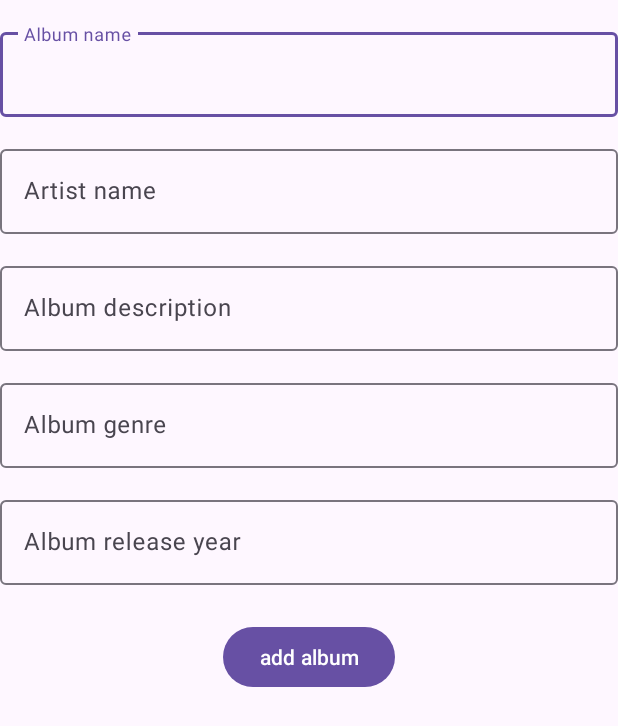
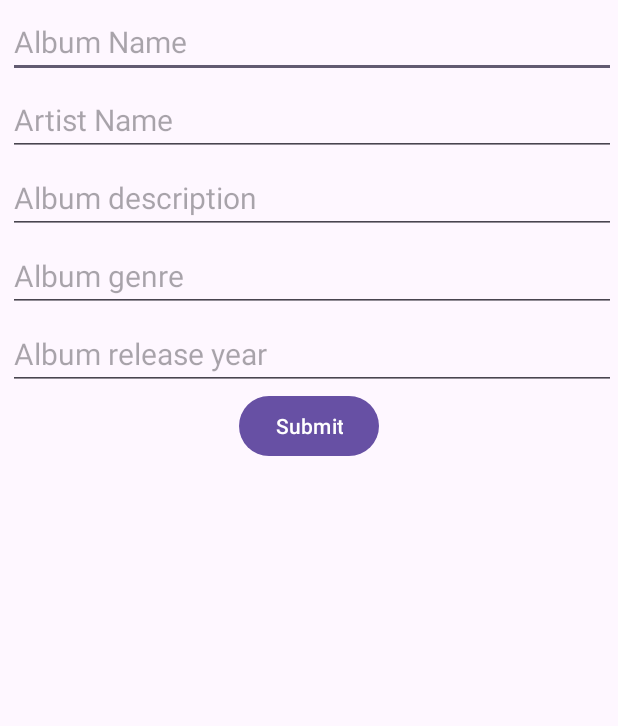
Before and after one commit to mmoazam/RecordShopApp, an Android app: the AddNewAlbumActivity screen opened directly, with no data from a screen before it, on a phone screen of 412 x 824 dp. Shown: the top 726 px of the screen. Run offline under Robolectric (Android 15) with nearby library versions, the phone set to English and light mode, and no system bars; our stand-ins replace data binding.

Commit message:
managed to fix the problems gone back to just a simple activity_add_new_album.xml. No buttons implemented.

```diff
--- a/app/src/main/java/com/northcoders/recordshopapp/model/Album.java
+++ b/app/src/main/java/com/northcoders/recordshopapp/model/Album.java
@@ -89,12 +89,13 @@ public class Album extends BaseObservable {
     public Album() {
     }
 
-    public Album(int id, String name, String description, String artist, String genre, int releaseYear) {
+    public Album(int id, String name, String description, String artist, String genre, int releaseYear, int stockLevel) {
         this.id = id;
         this.name = name;
         this.description = description;
         this.artist = artist;
         this.genre = genre;
         this.releaseYear = releaseYear;
+        this.stockLevel = stockLevel;
     }
 }
--- a/app/src/main/java/com/northcoders/recordshopapp/service/RetrofitInstance.java
+++ b/app/src/main/java/com/northcoders/recordshopapp/service/RetrofitInstance.java
@@ -6,6 +6,7 @@ import retrofit2.converter.gson.GsonConverterFactory;
 public class RetrofitInstance {
     private static Retrofit retrofit = null;
 
+    //private static final String BASE_URL = "http://10.0.2.2:8080/api/v1/";
     private static final String BASE_URL = "http://10.0.2.2:8080/api/v1/";
 
     public static AlbumApiService getService(){
--- a/app/src/main/java/com/northcoders/recordshopapp/ui/addalbum/AddNewAlbumActivity.java
+++ b/app/src/main/java/com/northcoders/recordshopapp/ui/addalbum/AddNewAlbumActivity.java
@@ -2,25 +2,69 @@ package com.northcoders.recordshopapp.ui.addalbum;
 
 import android.os.Bundle;
 
-import androidx.activity.EdgeToEdge;
 import androidx.appcompat.app.AppCompatActivity;
-import androidx.core.graphics.Insets;
-import androidx.core.view.ViewCompat;
-import androidx.core.view.WindowInsetsCompat;
+import androidx.databinding.DataBindingUtil;
+import androidx.lifecycle.ViewModelProvider;
 
 import com.northcoders.recordshopapp.R;
+import com.northcoders.recordshopapp.databinding.ActivityAddNewAlbumBinding;
+import com.northcoders.recordshopapp.model.Album;
+import com.northcoders.recordshopapp.ui.mainactivity.MainActivityViewModel;
 
 public class AddNewAlbumActivity extends AppCompatActivity {
+
+     Album album;
+     ActivityAddNewAlbumBinding binding;
+     MainActivityViewModel viewModel;
+     AddNewAlbumClickHandlers handlers;
 
     @Override
     protected void onCreate(Bundle savedInstanceState) {
         super.onCreate(savedInstanceState);
-        EdgeToEdge.enable(this);
         setContentView(R.layout.activity_add_new_album);
-        ViewCompat.setOnApplyWindowInsetsListener(findViewById(R.id.main), (v, insets) -> {
-            Insets systemBars = insets.getInsets(WindowInsetsCompat.Type.systemBars());
-            v.setPadding(systemBars.left, systemBars.top, systemBars.right, systemBars.bottom);
-            return insets;
-        });
+
+        album = new Album();
+
+        binding = DataBindingUtil.setContentView(this, R.layout.activity_add_new_album);
+
+        viewModel = new ViewModelProvider(this).get(MainActivityViewModel.class);
+        handlers = new AddNewAlbumClickHandlers(album, this, viewModel);
+
+        binding.setHandlers(handlers);
+        binding.setAlbum(album);
     }
 }
+
+//package com.northcoders.recordshopapp.ui.addalbum;
+//
+//import androidx.appcompat.app.AppCompatActivity;
+//import android.os.Bundle;
+//import androidx.databinding.DataBindingUtil;
+//import androidx.lifecycle.ViewModelProvider;
+//import com.northcoders.recordshopapp.R;
+//import com.northcoders.recordshopapp.databinding.ActivityAddNewAlbumBinding;
+//import com.northcoders.recordshopapp.model.Album;
+//import com.northcoders.recordshopapp.ui.addalbum.AddNewAlbumClickHandlers;
+//import com.northcoders.recordshopapp.ui.mainactivity.MainActivityViewModel;
+//
+//public class AddNewAlbumActivity extends AppCompatActivity {
+//
+//    ActivityAddNewAlbumBinding binding;
+//    MainActivityViewModel model;
+//    AddNewAlbumClickHandlers clickHandlers;
+//    Album album;
+//
+//    @Override
+//    protected void onCreate(Bundle savedInstanceState) {
+//        super.onCreate(savedInstanceState);
+//        setContentView(R.layout.activity_add_new_album);
+//
+//        album = new Album();
+//        binding = DataBindingUtil.setContentView(this, R.layout.activity_add_new_album);
+//        model = new ViewModelProvider(this).get(MainActivityViewModel.class);
+//        clickHandlers = new AddNewAlbumClickHandlers(album, this, model);
+//        binding.setHandlers(clickHandlers);
+//        binding.setAlbum(album);
+//
+//    }
+//}
--- /dev/null
+++ b/app/src/main/java/com/northcoders/recordshopapp/ui/addalbum/AddNewAlbumClickHandlers.java
@@ -0,0 +1,54 @@
+package com.northcoders.recordshopapp.ui.addalbum;
+
+import android.content.Context;
+import android.content.Intent;
+import android.view.View;
+import android.widget.Toast;
+
+import com.northcoders.recordshopapp.model.Album;
+import com.northcoders.recordshopapp.ui.mainactivity.MainActivity;
+import com.northcoders.recordshopapp.ui.mainactivity.MainActivityViewModel;
+
+public class AddNewAlbumClickHandlers {
+    private Album album;
+    private Context context;
+    private MainActivityViewModel mainActivityViewModel;
+
+    public AddNewAlbumClickHandlers(Album album, Context context, MainActivityViewModel mainActivityViewModel) {
+        this.album = album;
+        this.context = context;
+        this.mainActivityViewModel = mainActivityViewModel;
+    }
+
+    public void onSubmitButtonClick(View view) {
+        if (album.getName().isEmpty() ||
+                album.getArtist().isEmpty() ||
+                album.getGenre().isEmpty() ||
+                album.getDescription().isEmpty() ||
+                album.getReleaseYear() < 1900 ||
+                album.getStockLevel() < 0) {
+            Toast.makeText(context, "Please fill in all fields", Toast.LENGTH_SHORT).show();
+        } else {
+            Intent intent = new Intent(context, MainActivity.class);
+
+            Album newAlbum = new Album(
+                    album.getId(),
+                    album.getName(),
+                    album.getDescription(),
+                    album.getArtist(),
+                    album.getGenre(),
+                    album.getReleaseYear(),
+                    album.getStockLevel());
+
+            mainActivityViewModel.addAlbum(newAlbum);
+
+            context.startActivity(intent);
+        }
+    }
+
+    public void onBackButtonClick(View view) {
+        Intent intent = new Intent(context, MainActivity.class);
+        context.startActivity(intent);
+    }
+
+} // end of addAlbumClickHandlers class
--- a/app/src/main/java/com/northcoders/recordshopapp/ui/mainactivity/MainActivityViewModel.java
+++ b/app/src/main/java/com/northcoders/recordshopapp/ui/mainactivity/MainActivityViewModel.java
@@ -2,7 +2,6 @@ package com.northcoders.recordshopapp.ui.mainactivity;
 
 import android.app.Application;
 
-import androidx.annotation.NonNull;
 import androidx.lifecycle.AndroidViewModel;
 import androidx.lifecycle.LiveData;
 import androidx.lifecycle.MutableLiveData;
@@ -10,22 +9,24 @@ import androidx.lifecycle.MutableLiveData;
 import com.northcoders.recordshopapp.model.Album;
 import com.northcoders.recordshopapp.model.AlbumRepository;
 
+import org.jetbrains.annotations.NotNull;
+
 import java.util.List;
 
 public class MainActivityViewModel extends AndroidViewModel {
 
-    private AlbumRepository albumRepository;
+    AlbumRepository albumRepository;
 
-    public MainActivityViewModel(@NonNull Application application) {
+    public MainActivityViewModel(@NotNull Application application) {
         super(application);
         this.albumRepository = new AlbumRepository(application);
     }
 
-//    public MutableLiveData<List<Album>> getMutableLiveData() {
-//        return albumRepository.getMutableLiveData();
-//    }
+    public MutableLiveData<List<Album>> getMutableLiveData() {
+        return albumRepository.getMutableLiveData();
+    }
 
-    public LiveData<List<Album>> getallAlbums() {
+    public LiveData<List<Album>> getAllAlbums() {
         return albumRepository.getMutableLiveData();
     }
 
--- a/app/src/main/res/layout/activity_add_new_album.xml
+++ b/app/src/main/res/layout/activity_add_new_album.xml
@@ -8,6 +8,9 @@
         <variable
             name="album"
             type="com.northcoders.recordshopapp.model.Album" />
+        <variable
+            name="handlers"
+            type="com.northcoders.recordshopapp.ui.addalbum.AddNewAlbumClickHandlers" />
     </data>
 
     <androidx.constraintlayout.widget.ConstraintLayout
@@ -16,120 +19,85 @@
         android:layout_height="match_parent"
         tools:context=".ui.addalbum.AddNewAlbumActivity">
 
-        <androidx.constraintlayout.widget.ConstraintLayout
-            android:layout_width="match_parent"
-            android:layout_height="wrap_content"
-            app:layout_constraintEnd_toEndOf="parent"
-            app:layout_constraintStart_toStartOf="parent"
-            app:layout_constraintTop_toTopOf="parent">
-
-            <com.google.android.material.textfield.TextInputLayout
+        <EditText
             android:id="@+id/album_name"
             android:layout_width="match_parent"
             android:layout_height="wrap_content"
-                android:layout_marginTop="16dp"
+            android:layout_marginTop="4dp"
             android:text="@={album.name}"
+            android:hint="Album Name"
+            android:layout_marginStart="5dp"
+            android:layout_marginEnd="1dp"
+            android:textSize="20sp"
             app:layout_constraintEnd_toEndOf="parent"
             app:layout_constraintStart_toStartOf="parent"
-                app:layout_constraintTop_toTopOf="parent">
+            app:layout_constraintTop_toTopOf="parent" />
 
-                <com.google.android.material.textfield.TextInputEditText
-                    android:layout_width="match_parent"
-                    android:layout_height="wrap_content"
-                    android:hint="Album name"
-                    android:inputType="text" />
-            </com.google.android.material.textfield.TextInputLayout>
-
-            <com.google.android.material.textfield.TextInputLayout
+        <EditText
             android:id="@+id/artist_name"
             android:layout_width="match_parent"
             android:layout_height="wrap_content"
-                android:layout_marginTop="16dp"
+            android:layout_marginTop="4dp"
             android:text="@={album.artist}"
+            android:hint="Artist Name"
+            android:layout_marginStart="5dp"
+            android:layout_marginEnd="1dp"
+            android:textSize="20sp"
             app:layout_constraintEnd_toEndOf="parent"
             app:layout_constraintStart_toStartOf="parent"
-                app:layout_constraintTop_toBottomOf="@id/album_name">
+            app:layout_constraintTop_toBottomOf="@+id/album_name" />
 
-                <com.google.android.material.textfield.TextInputEditText
-                    android:layout_width="match_parent"
-                    android:layout_height="wrap_content"
-                    android:hint="Artist name"
-                    android:inputType="text" />
-            </com.google.android.material.textfield.TextInputLayout>
-
-            <com.google.android.material.textfield.TextInputLayout
+        <EditText
             android:id="@+id/album_description"
             android:layout_width="match_parent"
             android:layout_height="wrap_content"
-                android:layout_marginTop="16dp"
+            android:layout_marginTop="4dp"
             android:text="@={album.description}"
+            android:hint="Album description"
+            android:layout_marginStart="5dp"
+            android:layout_marginEnd="1dp"
+            android:textSize="20sp"
             app:layout_constraintEnd_toEndOf="parent"
             app:layout_constraintStart_toStartOf="parent"
-                app:layout_constraintTop_toBottomOf="@id/artist_name">
+            app:layout_constraintTop_toBottomOf="@+id/artist_name" />
 
-                <com.google.android.material.textfield.TextInputEditText
+        <EditText
+            android:id="@+id/album_genre"
             android:layout_width="match_parent"
             android:layout_height="wrap_content"
-                    android:hint="Album description"
-                    android:inputType="textMultiLine" />
-            </com.google.android.material.textfield.TextInputLayout>
+            android:layout_marginTop="4dp"
+            android:text="@={album.genre}"
+            android:hint="Album genre"
+            android:layout_marginStart="5dp"
+            android:layout_marginEnd="1dp"
+            android:textSize="20sp"
+            app:layout_constraintEnd_toEndOf="parent"
+            app:layout_constraintStart_toStartOf="parent"
+            app:layout_constraintTop_toBottomOf="@+id/album_description" />
 
-            <com.google.android.material.textfield.TextInputLayout
-                android:id="@+id/genre"
+        <EditText
+            android:id="@+id/album_release_year"
             android:layout_width="match_parent"
             android:layout_height="wrap_content"
-                android:layout_marginTop="16dp"
+            android:layout_marginTop="4dp"
             android:text="@={album.genre}"
+            android:hint="Album release year"
+            android:layout_marginStart="5dp"
+            android:layout_marginEnd="1dp"
+            android:textSize="20sp"
             app:layout_constraintEnd_toEndOf="parent"
             app:layout_constraintStart_toStartOf="parent"
-                app:layout_constraintTop_toBottomOf="@id/album_description">
-
-                <com.google.android.material.textfield.TextInputEditText
-                    android:layout_width="match_parent"
-                    android:layout_height="wrap_content"
-                    android:hint="Album genre"
-                    android:inputType="text" />
-            </com.google.android.material.textfield.TextInputLayout>
-
-            <com.google.android.material.textfield.TextInputLayout
-                android:id="@+id/release_year"
-                android:layout_width="match_parent"
-                android:layout_height="wrap_content"
-                android:layout_marginTop="16dp"
-                android:text="@={album.releaseYear}"
-                app:layout_constraintEnd_toEndOf="parent"
-                app:layout_constraintStart_toStartOf="parent"
-                app:layout_constraintTop_toBottomOf="@id/genre">
-
-                <com.google.android.material.textfield.TextInputEditText
-                    android:layout_width="match_parent"
-                    android:layout_height="wrap_content"
-                    android:hint="Album release year"
-                    android:inputType="number" />
-            </com.google.android.material.textfield.TextInputLayout>
+            app:layout_constraintTop_toBottomOf="@+id/album_genre" />
 
         <Button
             android:id="@+id/button"
             android:layout_width="wrap_content"
             android:layout_height="wrap_content"
-                android:layout_marginTop="24dp"
-                android:text="add album"
+            android:text="Submit"
             app:layout_constraintEnd_toEndOf="parent"
             app:layout_constraintStart_toStartOf="parent"
-                app:layout_constraintTop_toBottomOf="@id/release_year" />
+            app:layout_constraintTop_toBottomOf="@+id/album_release_year" />
 
-            <com.google.android.material.floatingactionbutton.FloatingActionButton
-                android:id="@+id/floatingActionButton4"
-                android:layout_width="wrap_content"
-                android:layout_height="wrap_content"
-                android:layout_marginTop="32dp"
-                android:clickable="true"
-                app:layout_constraintEnd_toEndOf="@+id/button"
-                app:layout_constraintStart_toStartOf="@+id/button"
-                app:layout_constraintTop_toBottomOf="parent"
-                app:srcCompat="@android:drawable/ic_menu_revert" />
-
-        </androidx.constraintlayout.widget.ConstraintLayout>
 
 
 
--- a/app/src/main/res/layout/activity_main.xml
+++ b/app/src/main/res/layout/activity_main.xml
@@ -4,7 +4,6 @@
     xmlns:tools="http://schemas.android.com/tools">
 
     <data>
-
         <variable
             name="album"
             type="com.northcoders.recordshopapp.model.Album" />
@@ -36,5 +35,7 @@
             app:layout_constraintEnd_toEndOf="parent"
             app:layout_constraintStart_toStartOf="parent"
             app:layout_constraintTop_toBottomOf="@id/imageHeader" />
+
+
     </androidx.constraintlayout.widget.ConstraintLayout>
 </layout>
```
Also changed, not shown: app/build.gradle (+7 -4 lines), app/src/main/java/com/northcoders/recordshopapp/ui/mainactivity/AlbumAdapter.java (+9 -10 lines), app/src/main/java/com/northcoders/recordshopapp/ui/mainactivity/MainActivity.java (+4 -6 lines), app/src/main/java/com/northcoders/recordshopapp/ui/mainactivity/MainActivityClickHandler.java (added, +20 -0 lines). Lines whose indentation alone changed are shown as unchanged.
